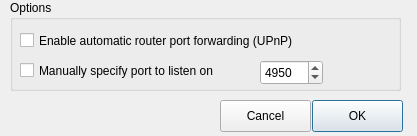
Before: the Qt Designer form 2sprout GUI/network.ui in JDrosdeck/2Sprout-Unix, drawn with Qt 5.
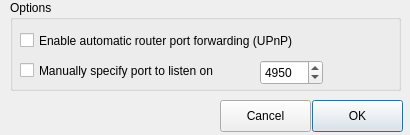
After: the same form once the commit is applied. Icons and pictures are not drawn.

The edit to the form file:
```diff
--- a/2sprout GUI/network.ui
+++ b/2sprout GUI/network.ui
@@ -6,10 +6,22 @@
    <rect>
     <x>0</x>
     <y>0</y>
-    <width>417</width>
-    <height>136</height>
+    <width>410</width>
+    <height>135</height>
    </rect>
   </property>
+  <property name="minimumSize">
+   <size>
+    <width>410</width>
+    <height>135</height>
+   </size>
+  </property>
+  <property name="maximumSize">
+   <size>
+    <width>410</width>
+    <height>135</height>
+   </size>
+  </property>
   <property name="windowTitle">
    <string>Networking Preferences</string>
   </property>
```
